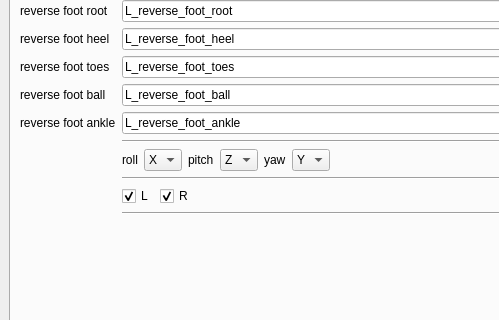
jonathantopf/jt_tools, file scripts/jt_autorig.ui: the form before one commit; both pictures show x 0 to 499 and y 249 to 569 of the 734 by 661 pixel window.
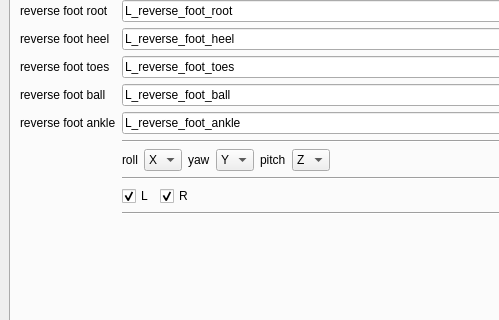
The form after the commit. The open tabs and pages were chosen to show the change.

Commit message: jt_autorig cosmetics

Diff of the .ui file:
```diff
--- a/scripts/jt_autorig.ui
+++ b/scripts/jt_autorig.ui
@@ -936,32 +936,6 @@
             </item>
            </widget>
           </item>
-          <item>
-           <widget class="QLabel" name="label_4">
-            <property name="text">
-             <string>pitch</string>
-            </property>
-           </widget>
-          </item>
-          <item>
-           <widget class="QComboBox" name="jt_autorig_legs_pitch_combo">
-            <item>
-             <property name="text">
-              <string>Z</string>
-             </property>
-            </item>
-            <item>
-             <property name="text">
-              <string>X</string>
-             </property>
-            </item>
-            <item>
-             <property name="text">
-              <string>Y</string>
-             </property>
-            </item>
-           </widget>
-          </item>
           <item>
            <widget class="QLabel" name="label_3">
             <property name="text">
@@ -988,6 +962,32 @@
             </item>
            </widget>
           </item>
+          <item>
+           <widget class="QLabel" name="label_4">
+            <property name="text">
+             <string>pitch</string>
+            </property>
+           </widget>
+          </item>
+          <item>
+           <widget class="QComboBox" name="jt_autorig_legs_pitch_combo">
+            <item>
+             <property name="text">
+              <string>Z</string>
+             </property>
+            </item>
+            <item>
+             <property name="text">
+              <string>X</string>
+             </property>
+            </item>
+            <item>
+             <property name="text">
+              <string>Y</string>
+             </property>
+            </item>
+           </widget>
+          </item>
           <item>
            <spacer name="horizontalSpacer_4">
             <property name="orientation">
```
Left out of the diff: 3 changed lines with no effect on the pictures.
